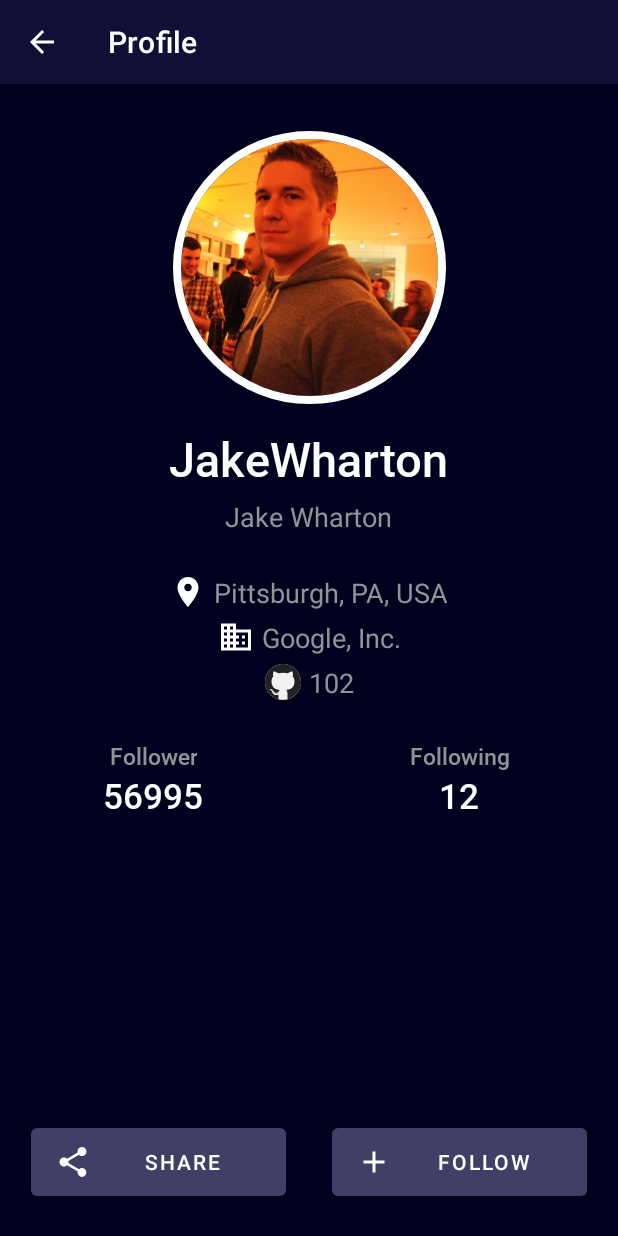
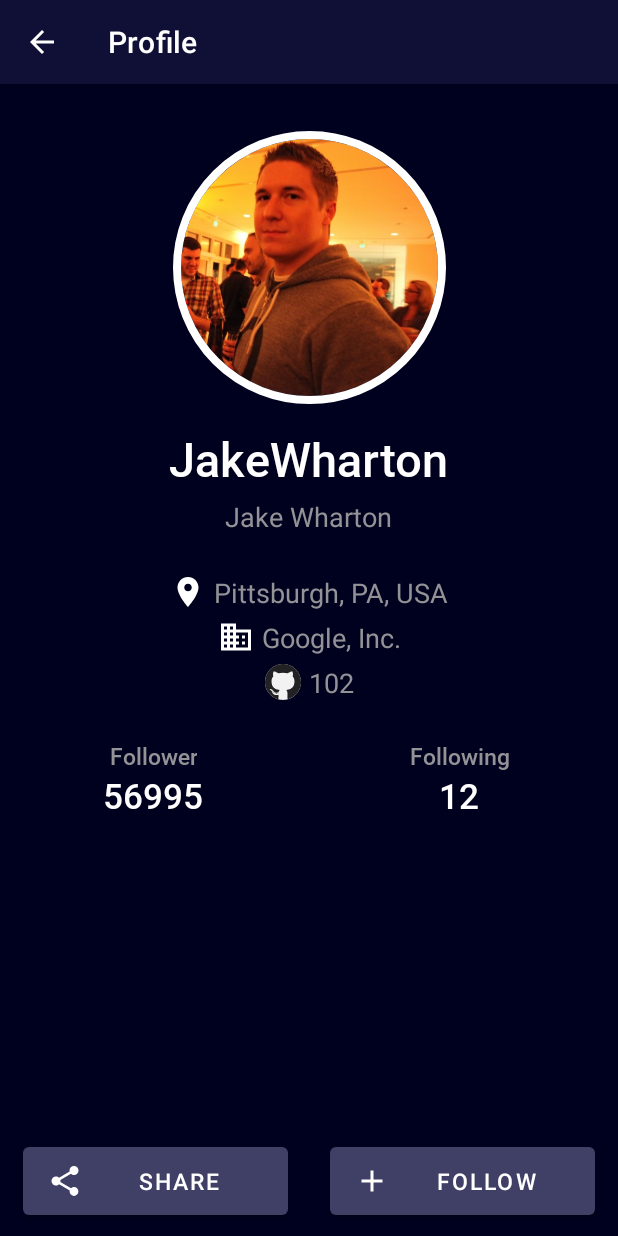
Before and after one commit to adityaids/MyGithubUserApps, an Android app: the MainActivity screen opened directly, with no data from a screen before it, after a tap on "JakeWharton", on a phone screen of 412 x 824 dp. Run offline under Robolectric (Android 15) with nearby library versions, the phone set to English and light mode, and no system bars; our stand-ins replace CircleImageView, sdp/ssp sizes; pictures from the network do not load.

Commit message:
new commit

```diff
--- a/app/src/main/java/com/aditya/mygithubuserapps/ProfileActivity.kt
+++ b/app/src/main/java/com/aditya/mygithubuserapps/ProfileActivity.kt
@@ -38,7 +38,7 @@ class ProfileActivity : AppCompatActivity(), View.OnClickListener {
         binding.tvDetailFollowing.text = if (userDetail.following != null) userDetail.following else "0"
 
 
-        if (userDetail.isFavorited) {
+        if (userDetail.isFavorit) {
             val drawable = ContextCompat.getDrawable(this, R.drawable.ic_check)
             binding.btnFollow.setTextColor(ContextCompat.getColor(this,
                 R.color.text_secondary_color
@@ -59,13 +59,13 @@ class ProfileActivity : AppCompatActivity(), View.OnClickListener {
     override fun onClick(v: View?) {
         when(v?.id){
             R.id.btn_follow -> {
-                if (userDetail.isFavorited) {
+                if (userDetail.isFavorit) {
                     val drawable = ContextCompat.getDrawable(this, R.drawable.ic_add)
                     binding.btnFollow.text = resources.getString(R.string.follow)
                     binding.btnFollow.setTextColor(ContextCompat.getColor(this, R.color.white))
                     binding.btnFollow.setCompoundDrawablesWithIntrinsicBounds(drawable, null, null, null)
                     Toast.makeText(this, "Unfollow", Toast.LENGTH_LONG).show()
-                    userDetail.isFavorited = false
+                    userDetail.isFavorit = false
                 } else {
                     val drawable = ContextCompat.getDrawable(this, R.drawable.ic_check)
                     binding.btnFollow.text = resources.getString(R.string.following)
@@ -74,7 +74,7 @@ class ProfileActivity : AppCompatActivity(), View.OnClickListener {
                     ))
                     binding.btnFollow.setCompoundDrawablesWithIntrinsicBounds(drawable, null, null, null)
                     Toast.makeText(this, "Following", Toast.LENGTH_LONG).show()
-                    userDetail.isFavorited = true
+                    userDetail.isFavorit = true
                 }
             }
             R.id.btn_share -> {
--- a/app/src/main/java/com/aditya/mygithubuserapps/adapter/UserVerticalAdapter.kt
+++ b/app/src/main/java/com/aditya/mygithubuserapps/adapter/UserVerticalAdapter.kt
@@ -53,16 +53,16 @@ class UserVerticalAdapter : RecyclerView.Adapter<UserVerticalAdapter.UserVertica
                 .apply(RequestOptions().override(80, 80))
                 .into(binding.imgProfile)
             binding.btnFollow.setOnClickListener {
-                if (userModel.isFavorited) {
+                if (userModel.isFavorit) {
                     binding.btnFollow.text = itemView.context.getString(R.string.follow)
                     binding.btnFollow.setTextColor(ContextCompat.getColor(itemView.context, R.color.white))
                     Toast.makeText(itemView.context, "Unfollow", Toast.LENGTH_SHORT).show()
-                    userModel.isFavorited = false
+                    userModel.isFavorit = false
                 } else {
                     binding.btnFollow.text = itemView.context.getString(R.string.following)
                     binding.btnFollow.setTextColor(ContextCompat.getColor(itemView.context, R.color.text_secondary_color))
                     Toast.makeText(itemView.context, "Followed", Toast.LENGTH_SHORT).show()
-                    userModel.isFavorited = true
+                    userModel.isFavorit = true
                 }
             }
             itemView.setOnClickListener {
--- a/app/src/main/java/com/aditya/mygithubuserapps/api/ApiService.kt
+++ b/app/src/main/java/com/aditya/mygithubuserapps/api/ApiService.kt
@@ -15,7 +15,7 @@ interface ApiService {
 
     @GET
     @Headers("Authorization: token<" + BuildConfig.API_KEY + ">")
-    fun getUserDetail(@Url userdetail: String): Call<UserDetail>
+    fun getUserDetail(@Url userDetail: String): Call<UserDetail>
 
     @GET("{username}/followers")
     @Headers("Authorization: token<" + BuildConfig.API_KEY + ">")
--- a/app/src/main/java/com/aditya/mygithubuserapps/model/UserModel.kt
+++ b/app/src/main/java/com/aditya/mygithubuserapps/model/UserModel.kt
@@ -13,5 +13,5 @@ data class UserModel (
         var repository: String?,
         var following: String?,
         var follower: String?,
-        var isFavorited: Boolean = false
+        var isFavorit: Boolean = false
 ) : Parcelable
--- a/app/src/main/res/layout/activity_profile.xml
+++ b/app/src/main/res/layout/activity_profile.xml
@@ -151,25 +151,18 @@
         app:layout_constraintTop_toBottomOf="@id/tv_following"
         tools:text="1000"/>
 
-    <LinearLayout
-        android:layout_width="match_parent"
-        android:layout_height="wrap_content"
-        android:orientation="horizontal"
-        android:padding="@dimen/_4sdp"
-        android:layout_marginBottom="@dimen/_12sdp"
-        app:layout_constraintBottom_toBottomOf="parent"
-        app:layout_constraintStart_toStartOf="parent"
-        app:layout_constraintEnd_toEndOf="parent">
-
     <Button
         android:id="@+id/btn_share"
         android:layout_width="@dimen/_136sdp"
         android:layout_height="@dimen/_44sdp"
         style="@style/buttonView"
-            android:layout_weight="1"
         android:layout_marginStart="@dimen/_12sdp"
         android:layout_marginEnd="@dimen/_12sdp"
-            android:drawableLeft="@drawable/ic_share"
+        android:layout_marginBottom="@dimen/_6sdp"
+        app:layout_constraintBottom_toBottomOf="parent"
+        app:layout_constraintStart_toStartOf="parent"
+        app:icon="@drawable/ic_share"
+        android:textSize="@dimen/_12ssp"
         android:text="@string/share"
         android:textColor="@color/white"/>
 
@@ -177,12 +170,14 @@
         android:id="@+id/btn_follow"
         android:layout_width="@dimen/_136sdp"
         android:layout_height="@dimen/_44sdp"
+        app:layout_constraintBottom_toBottomOf="parent"
+        app:layout_constraintEnd_toEndOf="parent"
         style="@style/buttonView"
-            android:layout_weight="1"
         android:layout_marginStart="@dimen/_12sdp"
         android:layout_marginEnd="@dimen/_12sdp"
-            android:drawableLeft="@drawable/ic_add"
+        android:layout_marginBottom="@dimen/_6sdp"
+        app:icon="@drawable/ic_add"
         android:text="@string/follow"
+        android:textSize="@dimen/_12ssp"
         android:textColor="@color/white"/>
-    </LinearLayout>
 </androidx.constraintlayout.widget.ConstraintLayout>
--- a/app/src/main/res/values/themes.xml
+++ b/app/src/main/res/values/themes.xml
@@ -25,8 +25,9 @@
     </style>
 
     <style name="SplashTheme" parent ="Theme.AppCompat.Light.NoActionBar">
-        <item name="android:windowBackground">@color/primary</item>
+        <item name="android:windowBackground">@color/primary_dark</item>
         <item name="android:windowNoTitle">true</item>
         <item name="android:windowFullscreen">true</item>
     </style>
+
 </resources>
```
Lines whose indentation alone changed are shown as unchanged.
